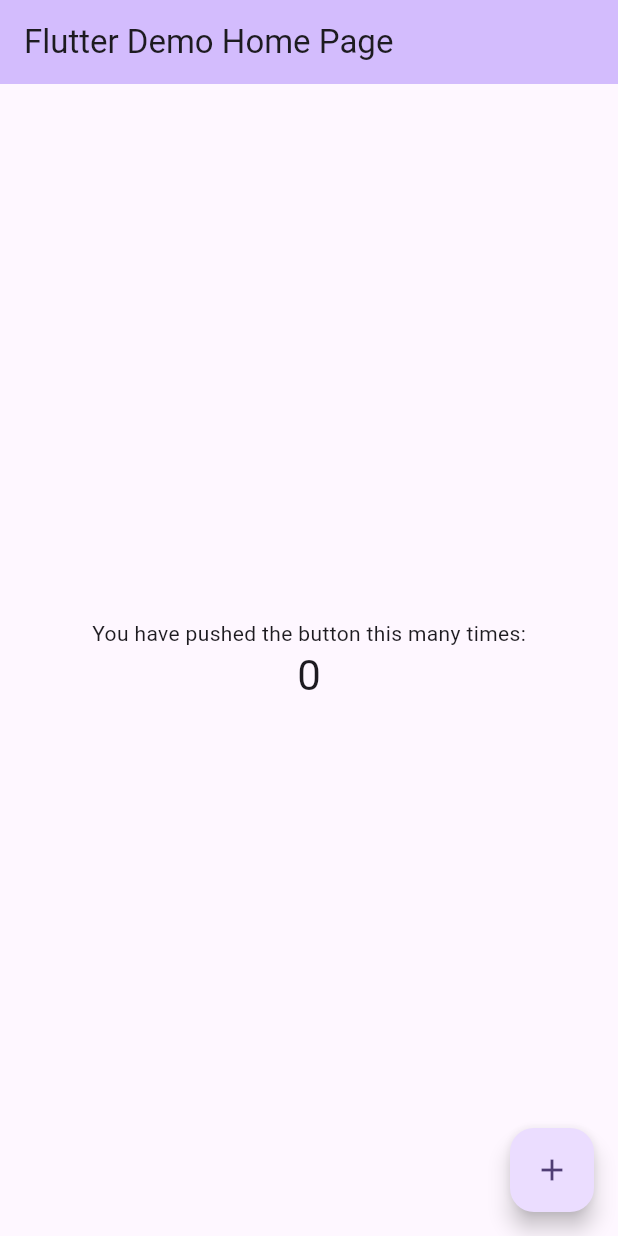
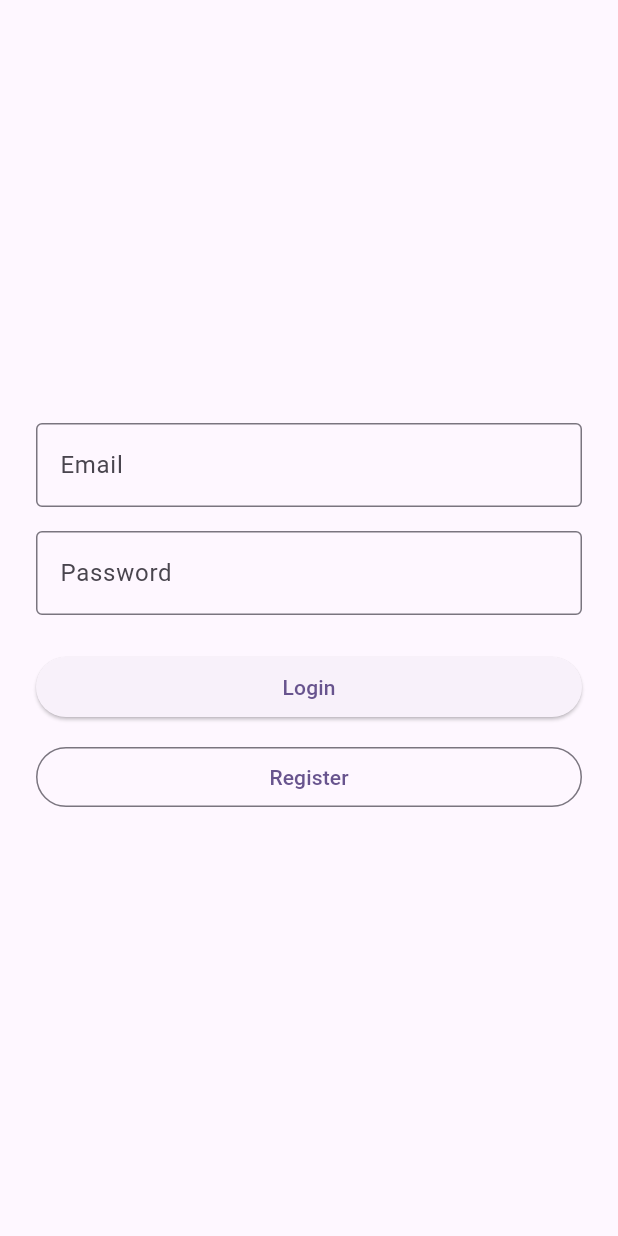
Before and after one commit to ajay007-web/flutter_task, a Flutter app: the screen it shows after launch, on a phone screen of 412 x 824 dp. Run offline on Flutter 3.47's test engine with Material 3 defaults, Android fonts, the phone set to English and light mode, and no system bars; our stand-ins replace geolocator, google_maps_flutter, permission_handler, shared_preferences.

```diff
--- /dev/null
+++ b/lib/authentication_page/auth_page.dart
@@ -0,0 +1,125 @@
+import 'package:flutter/cupertino.dart';
+import 'package:flutter/material.dart';
+import '../services/dio_client.dart';
+import '../home_page/home_page.dart';
+
+class AuthPage extends StatefulWidget {
+  const AuthPage({super.key});
+
+  @override
+  State<AuthPage> createState() => _AuthPageState();
+}
+
+class _AuthPageState extends State<AuthPage> {
+  final TextEditingController _emailController = TextEditingController();
+  final TextEditingController _passwordController = TextEditingController();
+
+  @override
+  void dispose() {
+    _emailController.dispose();
+    _passwordController.dispose();
+    super.dispose();
+  }
+
+  void _login() async {
+    final email = _emailController.text;
+    final password = _passwordController.text;
+    try {
+      final result = await DioClient().loginUser(email: email, password: password);
+      if (!mounted) return;
+      Navigator.pushReplacement(
+        context,
+        MaterialPageRoute(builder: (context) => const HomePage()),
+      );
+    } catch (e) {
+      if (!mounted) return;
+      showDialog(
+        context: context,
+        builder: (context) => AlertDialog(
+          title: const Text('Login Failed'),
+          content: Text(e.toString()),
+          actions: [
+            TextButton(
+              onPressed: () => Navigator.of(context).pop(),
+              child: const Text('OK'),
+            ),
+          ],
+        ),
+      );
+    }
+  }
+
+  void _register() async {
+    final email = _emailController.text;
+    final password = _passwordController.text;
+    try {
+      final result = await DioClient().registerUser(email: email, password: password);
+      if (!mounted) return;
+      Navigator.pushReplacement(
+        context,
+        MaterialPageRoute(builder: (context) => const HomePage()),
+      );
+    } catch (e) {
+      if (!mounted) return;
+      showDialog(
+        context: context,
+        builder: (context) => AlertDialog(
+          title: const Text('Registration Failed'),
+          content: Text(e.toString()),
+          actions: [
+            TextButton(
+              onPressed: () => Navigator.of(context).pop(),
+              child: const Text('OK'),
+            ),
+          ],
+        ),
+      );
+    }
+  }
+
+  @override
+  Widget build(BuildContext context) {
+    return Scaffold(
+      body: Center(
+        child: SingleChildScrollView(
+          child: Padding(
+            padding: const EdgeInsets.all(24.0),
+            child: Column(
+              mainAxisAlignment: MainAxisAlignment.center,
+              crossAxisAlignment: CrossAxisAlignment.stretch,
+              children: [
+                TextFormField(
+                  controller: _emailController,
+                  decoration: const InputDecoration(
+                    labelText: 'Email',
+                    border: OutlineInputBorder(),
+                  ),
+                  keyboardType: TextInputType.emailAddress,
+                ),
+                const SizedBox(height: 16),
+                TextFormField(
+                  controller: _passwordController,
+                  decoration: const InputDecoration(
+                    labelText: 'Password',
+                    border: OutlineInputBorder(),
+                  ),
+                  obscureText: true,
+                ),
+                const SizedBox(height: 24),
+                ElevatedButton(
+                  onPressed: _login,
+                  child: const Text('Login'),
+                ),
+                const SizedBox(height: 12),
+                OutlinedButton(
+                  onPressed: _register,
+                  child: const Text('Register'),
+                ),
+              ],
+            ),
+          ),
+        ),
+      ),
+    );
+  }
+}
--- a/lib/main.dart
+++ b/lib/main.dart
@@ -1,4 +1,5 @@
 import 'package:flutter/material.dart';
+import 'package:flutter_task/authentication_page/auth_page.dart';
 
 void main() {
   runApp(const MyApp());
@@ -11,7 +12,8 @@ class MyApp extends StatelessWidget {
   @override
   Widget build(BuildContext context) {
     return MaterialApp(
-      title: 'Flutter Demo',
+      debugShowCheckedModeBanner: false,
+      title: 'Flutter test',
       theme: ThemeData(
         // This is the theme of your application.
         //
@@ -31,95 +33,7 @@ class MyApp extends StatelessWidget {
         colorScheme: ColorScheme.fromSeed(seedColor: Colors.deepPurple),
         useMaterial3: true,
       ),
-      home: const MyHomePage(title: 'Flutter Demo Home Page'),
+      home: const AuthPage()
     );
   }
 }
-
-class MyHomePage extends StatefulWidget {
-  const MyHomePage({super.key, required this.title});
-
-  // This widget is the home page of your application. It is stateful, meaning
-  // that it has a State object (defined below) that contains fields that affect
-  // how it looks.
-
-  // This class is the configuration for the state. It holds the values (in this
-  // case the title) provided by the parent (in this case the App widget) and
-  // used by the build method of the State. Fields in a Widget subclass are
-  // always marked "final".
-
-  final String title;
-
-  @override
-  State<MyHomePage> createState() => _MyHomePageState();
-}
-
-class _MyHomePageState extends State<MyHomePage> {
-  int _counter = 0;
-
-  void _incrementCounter() {
-    setState(() {
-      // This call to setState tells the Flutter framework that something has
-      // changed in this State, which causes it to rerun the build method below
-      // so that the display can reflect the updated values. If we changed
-      // _counter without calling setState(), then the build method would not be
-      // called again, and so nothing would appear to happen.
-      _counter++;
-    });
-  }
-
-  @override
-  Widget build(BuildContext context) {
-    // This method is rerun every time setState is called, for instance as done
-    // by the _incrementCounter method above.
-    //
-    // The Flutter framework has been optimized to make rerunning build methods
-    // fast, so that you can just rebuild anything that needs updating rather
-    // than having to individually change instances of widgets.
-    return Scaffold(
-      appBar: AppBar(
-        // TRY THIS: Try changing the color here to a specific color (to
-        // Colors.amber, perhaps?) and trigger a hot reload to see the AppBar
-        // change color while the other colors stay the same.
-        backgroundColor: Theme.of(context).colorScheme.inversePrimary,
-        // Here we take the value from the MyHomePage object that was created by
-        // the App.build method, and use it to set our appbar title.
-        title: Text(widget.title),
-      ),
-      body: Center(
-        // Center is a layout widget. It takes a single child and positions it
-        // in the middle of the parent.
-        child: Column(
-          // Column is also a layout widget. It takes a list of children and
-          // arranges them vertically. By default, it sizes itself to fit its
-          // children horizontally, and tries to be as tall as its parent.
-          //
-          // Column has various properties to control how it sizes itself and
-          // how it positions its children. Here we use mainAxisAlignment to
-          // center the children vertically; the main axis here is the vertical
-          // axis because Columns are vertical (the cross axis would be
-          // horizontal).
-          //
-          // TRY THIS: Invoke "debug painting" (choose the "Toggle Debug Paint"
-          // action in the IDE, or press "p" in the console), to see the
-          // wireframe for each widget.
-          mainAxisAlignment: MainAxisAlignment.center,
-          children: <Widget>[
-            const Text(
-              'You have pushed the button this many times:',
-            ),
-            Text(
-              '$_counter',
-              style: Theme.of(context).textTheme.headlineMedium,
-            ),
-          ],
-        ),
-      ),
-      floatingActionButton: FloatingActionButton(
-        onPressed: _incrementCounter,
-        tooltip: 'Increment',
-        child: const Icon(Icons.add),
-      ), // This trailing comma makes auto-formatting nicer for build methods.
-    );
-  }
-}
```
Also changed, not shown: lib/home_page/home_page.dart (added, +153 -0 lines), pubspec.yaml (+6 -1 lines), pubspec.lock, 6 other files.
